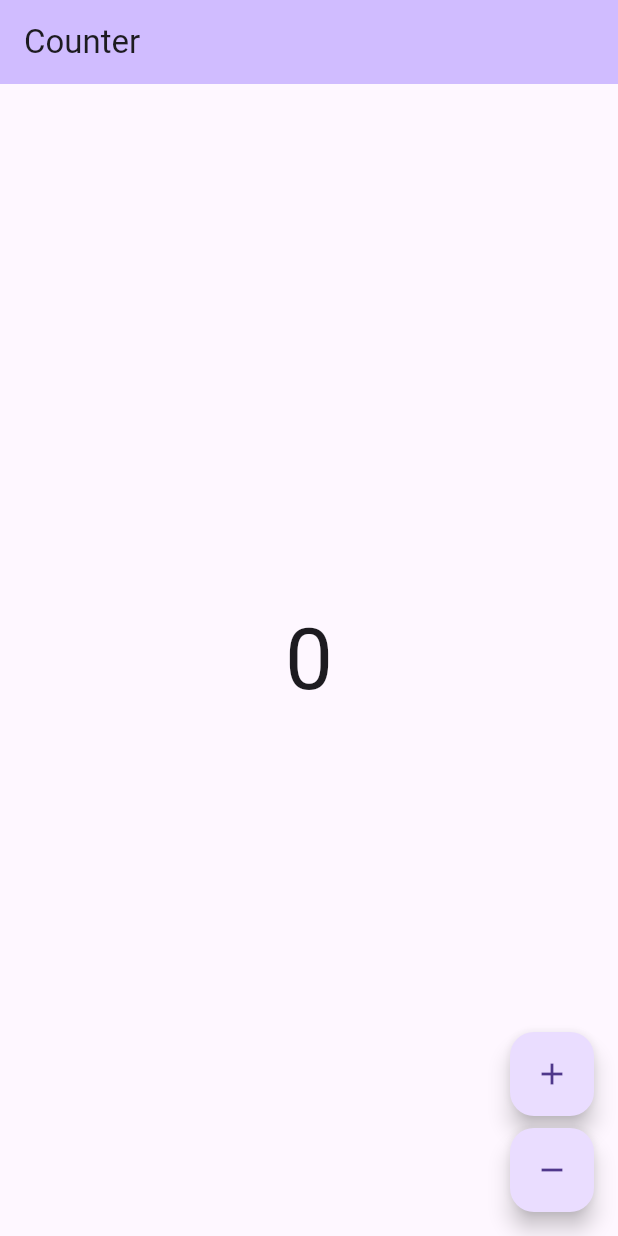
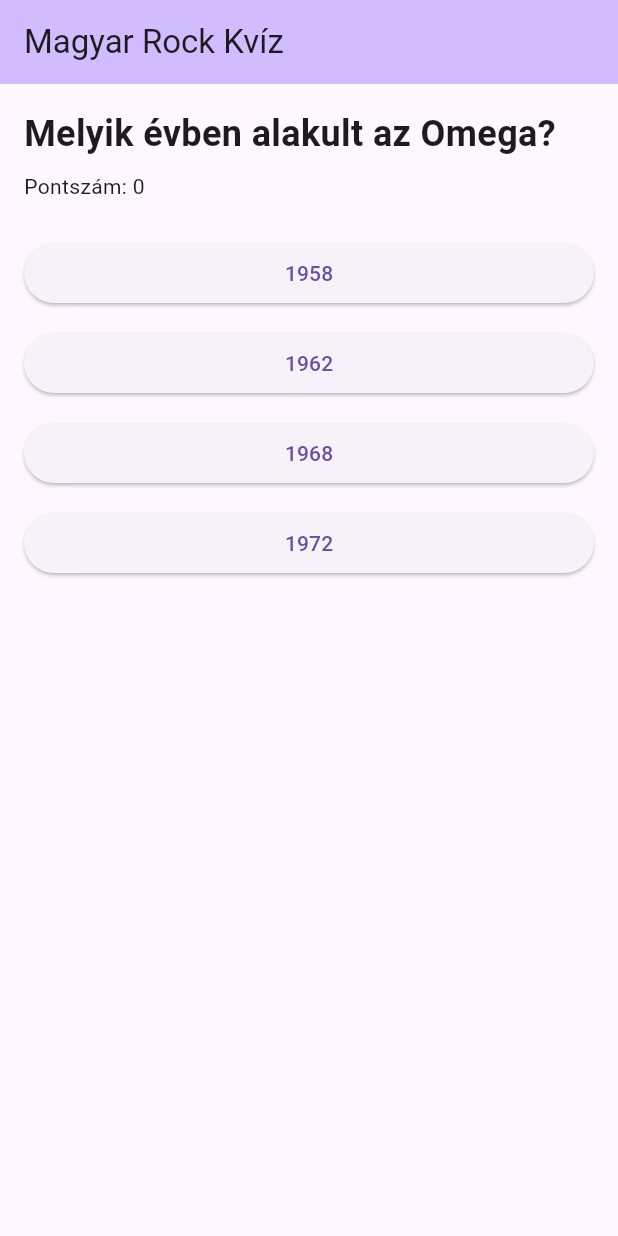
Before and after one commit to dajkagabi/quiz, a Flutter app: the screen it shows after launch, on a phone screen of 412 x 824 dp. Run offline on Flutter 3.47's test engine with Material 3 defaults, Android fonts, the phone set to English and light mode, and no system bars; our stand-ins replace bloc, flutter_bloc; generated files the repository leaves out were written again.

Commit message:
Javítottam a kvíz folyamatát: most pontosan kezeli az utolsó kérdés utáni végetérést, megjeleníti az eredményoldalt és az Újrakezdés gomb visszaállítja a kvízt. JSON megalkotása. Emellett a QuizState-hez írtam egy egyszerű magyarázó kommentet a könnyebb értelmezésért.

```diff
--- /dev/null
+++ b/assets/data/questions.json
@@ -0,0 +1,18 @@
+[
+  {
+    "id": "q1",
+    "question": "Melyik évben alakult az Omega?",
+    "options": ["1958", "1962", "1968", "1972"],
+    "correctIndex": 1,
+    "topic": "omega",
+    "difficulty": "easy"
+  },
+  {
+    "id": "q2",
+    "question": "Honnan származik az EDDA Művek?",
+    "options": ["Debrecen", "Miskolc", "Szeged", "Pécs"],
+    "correctIndex": 1,
+    "topic": "edda",
+    "difficulty": "easy"
+  }
+]
--- a/lib/app/view/app.dart
+++ b/lib/app/view/app.dart
@@ -1,7 +1,11 @@
 import 'package:flutter/material.dart';
-import 'package:quiz/counter/counter.dart';
 import 'package:quiz/l10n/l10n.dart';
+//itt meg kell hívni a quiz_page-t,
+import 'package:quiz/quiz/view/quiz_page.dart';
 
+// Az App osztály a Flutter alkalmazás gyökerét jelenti, ahol a MaterialApp konfigurálva van.
+// Ez az osztály beállítja a témát, a lokalizációt, és meghívja a QuizPage-t,
+// amely a kvíz alkalmazás fő oldala
 class App extends StatelessWidget {
   const App({super.key});
 
@@ -16,7 +20,7 @@
       ),
       localizationsDelegates: AppLocalizations.localizationsDelegates,
       supportedLocales: AppLocalizations.supportedLocales,
-      home: const CounterPage(),
+      home: const QuizPage(),
     );
   }
 }
--- /dev/null
+++ b/lib/quiz/cubit/quiz_state.dart
@@ -0,0 +1,47 @@
+import 'package:quiz/quiz/models/question.dart';
+
+// A kvíz aktuális állapotát tárolja.
+// Ez az osztály tartalmazza a betöltött kérdéseket, az aktuális kérdés indexét,
+// a jelenlegi pontszámot, és azt, hogy jelenleg töltődik-e a kvíz, illetve
+// véget ért-e már a játék.
+class QuizState {
+  final List<Question> questions;
+  final int currentQuestionIndex;
+  final int score;
+  final bool isLoading;
+  final bool isFinished;
+
+  const QuizState({
+    required this.questions,
+    required this.currentQuestionIndex,
+    required this.score,
+    required this.isLoading,
+    required this.isFinished,
+  });
+
+  factory QuizState.initial() {
+    return const QuizState(
+      questions: [],
+      currentQuestionIndex: 0,
+      score: 0,
+      isLoading: true,
+      isFinished: false,
+    );
+  }
+
+  QuizState copyWith({
+    List<Question>? questions,
+    int? currentQuestionIndex,
+    int? score,
+    bool? isLoading,
+    bool? isFinished,
+  }) {
+    return QuizState(
+      questions: questions ?? this.questions,
+      currentQuestionIndex: currentQuestionIndex ?? this.currentQuestionIndex,
+      score: score ?? this.score,
+      isLoading: isLoading ?? this.isLoading,
+      isFinished: isFinished ?? this.isFinished,
+    );
+  }
+}
--- /dev/null
+++ b/lib/quiz/models/question.dart
@@ -0,0 +1,46 @@
+// Osztály a kérdések reprezentálására a quiz alkalmazásban
+//Json formátumú kérdések kezelésére szolgáló osztály, amely tartalmazza a kérdés szövegét, válaszlehetőségeket, helyes válasz indexét, témát és nehézségi szintet.
+
+class Question {
+  final String id;
+  final String question;
+  final List<String> options;
+  final int correctIndex;
+  final String topic;
+  final String difficulty;
+
+  const Question({
+    required this.id,
+    required this.question,
+    required this.options,
+    required this.correctIndex,
+    required this.topic,
+    required this.difficulty,
+  });
+
+  // JSON-ból való létrehozás és JSON-ba konvertálás metódusai a kérdések kezeléséhez.
+
+  factory Question.fromJson(Map<String, dynamic> json) {
+    return Question(
+      id: json['id'] as String,
+      question: json['question'] as String,
+      options: (json['options'] as List<dynamic>)
+          .map((e) => e as String)
+          .toList(),
+      correctIndex: json['correctIndex'] as int,
+      topic: json['topic'] as String,
+      difficulty: json['difficulty'] as String,
+    );
+  }
+
+  Map<String, dynamic> toJson() {
+    return {
+      'id': id,
+      'question': question,
+      'options': options,
+      'correctIndex': correctIndex,
+      'topic': topic,
+      'difficulty': difficulty,
+    };
+  }
+}
--- /dev/null
+++ b/lib/quiz/view/quiz_page.dart
@@ -0,0 +1,128 @@
+import 'package:flutter/material.dart';
+import 'package:flutter_bloc/flutter_bloc.dart';
+import 'package:quiz/quiz/cubit/quiz_cubit.dart';
+import 'package:quiz/quiz/cubit/quiz_state.dart';
+import 'package:quiz/quiz/models/question.dart';
+import 'package:quiz/quiz/repository/quiz_repository.dart';
+
+// A QuizPage a quiz alkalmazás fő oldala, ahol a kérdések megjelennek és a felhasználó válaszolhat rájuk.
+// A QuizCubit-et használja az állapot kezelésére, és a QuizRepository-t a kérdések betöltésére.
+// A kérdések megjelenítése és a válaszok értékelése is itt történik. Amikor a kvíz véget ér, egy eredmény nézet jelenik meg a pontszámmal és egy újraindítás gombbal.
+class QuizPage extends StatelessWidget {
+  const QuizPage({super.key});
+
+  @override
+  Widget build(BuildContext context) {
+    return BlocProvider(
+      create: (_) => QuizCubit(QuizRepository())..loadQuiz(),
+      child: const _QuizView(),
+    );
+  }
+}
+
+class _QuizView extends StatelessWidget {
+  const _QuizView();
+
+  @override
+  Widget build(BuildContext context) {
+    return Scaffold(
+      appBar: AppBar(title: const Text('Magyar Rock Kvíz')),
+      body: BlocBuilder<QuizCubit, QuizState>(
+        builder: (context, state) {
+          if (state.isLoading) {
+            return const Center(child: CircularProgressIndicator());
+          }
+
+          if (state.isFinished) {
+            return _ResultView(score: state.score);
+          }
+
+          if (state.questions.isEmpty) {
+            return const Center(
+              child: Text('Nincs elérhető kérdés a kvízhez.'),
+            );
+          }
+
+          final Question question = state.questions[state.currentQuestionIndex];
+
+          return Padding(
+            padding: const EdgeInsets.all(16),
+            child: Column(
+              crossAxisAlignment: CrossAxisAlignment.stretch,
+              children: [
+                Text(
+                  question.question,
+                  style: const TextStyle(
+                    fontSize: 24,
+                    fontWeight: FontWeight.bold,
+                  ),
+                ),
+
+                const SizedBox(height: 8),
+
+                Text('Pontszám: ${state.score}'),
+
+                const SizedBox(height: 24),
+
+                ...question.options.map(
+                  (option) => Padding(
+                    padding: const EdgeInsets.only(bottom: 12),
+                    child: ElevatedButton(
+                      onPressed: () {
+                        final optionIndex = question.options.indexOf(option);
+
+                        final isCorrect = optionIndex == question.correctIndex;
+
+                        context.read<QuizCubit>().answer(isCorrect);
+
+                        context.read<QuizCubit>().nextQuestion();
+                      },
+                      child: Text(option),
+                    ),
+                  ),
+                ),
+              ],
+            ),
+          );
+        },
+      ),
+    );
+  }
+}
+
+class _ResultView extends StatelessWidget {
+  final int score;
+
+  const _ResultView({required this.score});
+
+  @override
+  Widget build(BuildContext context) {
+    return Center(
+      child: Column(
+        mainAxisAlignment: MainAxisAlignment.center,
+        children: [
+          const Text(
+            'Kvíz vége!',
+            style: TextStyle(fontSize: 28, fontWeight: FontWeight.bold),
+          ),
+
+          const SizedBox(height: 16),
+
+          Text(
+            'Pontszám: $score',
+            style: const TextStyle(fontSize: 20),
+          ),
+
+          const SizedBox(height: 24),
+
+          ElevatedButton(
+            onPressed: () {
+              context.read<QuizCubit>().restart();
+            },
+            child: const Text('Újrakezdés'),
+          ),
+        ],
+      ),
+    );
+  }
+}
--- a/pubspec.yaml
+++ b/pubspec.yaml
@@ -26,5 +26,8 @@
   very_good_analysis: ^10.2.0
 
 flutter:
+  assets:
+    - assets/data/
+
   generate: true
   uses-material-design: true
```
Also changed, not shown: lib/quiz/cubit/quiz_cubit.dart (added, +55 -0 lines), lib/quiz/repository/quiz_repository.dart (added, +19 -0 lines).
